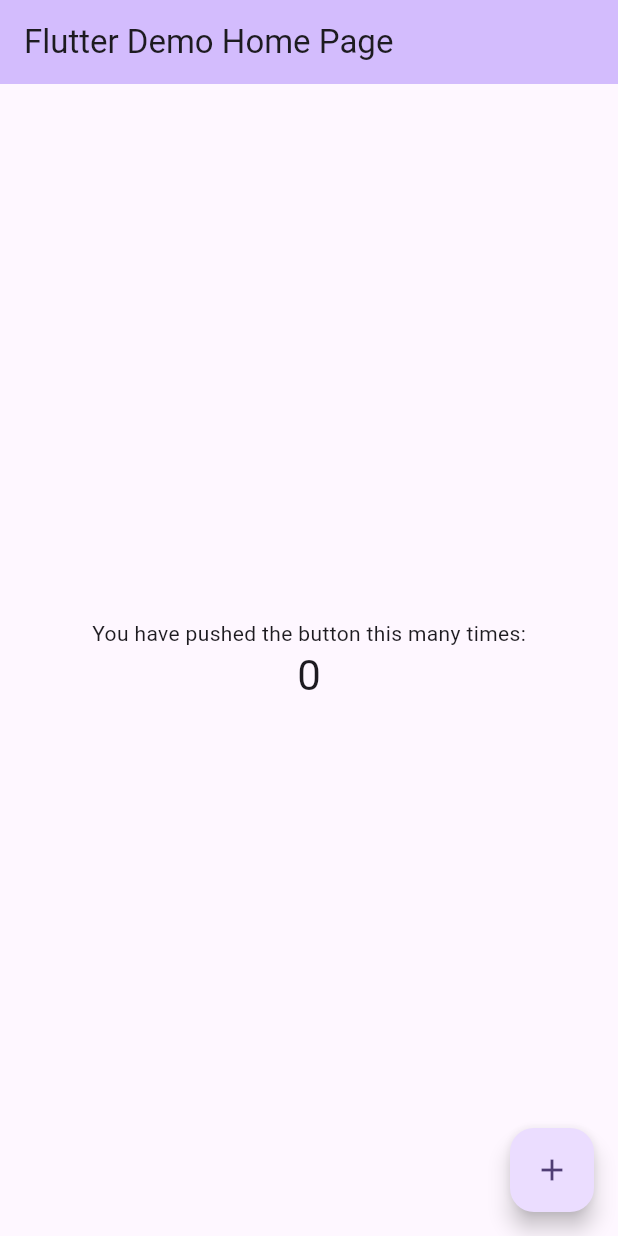
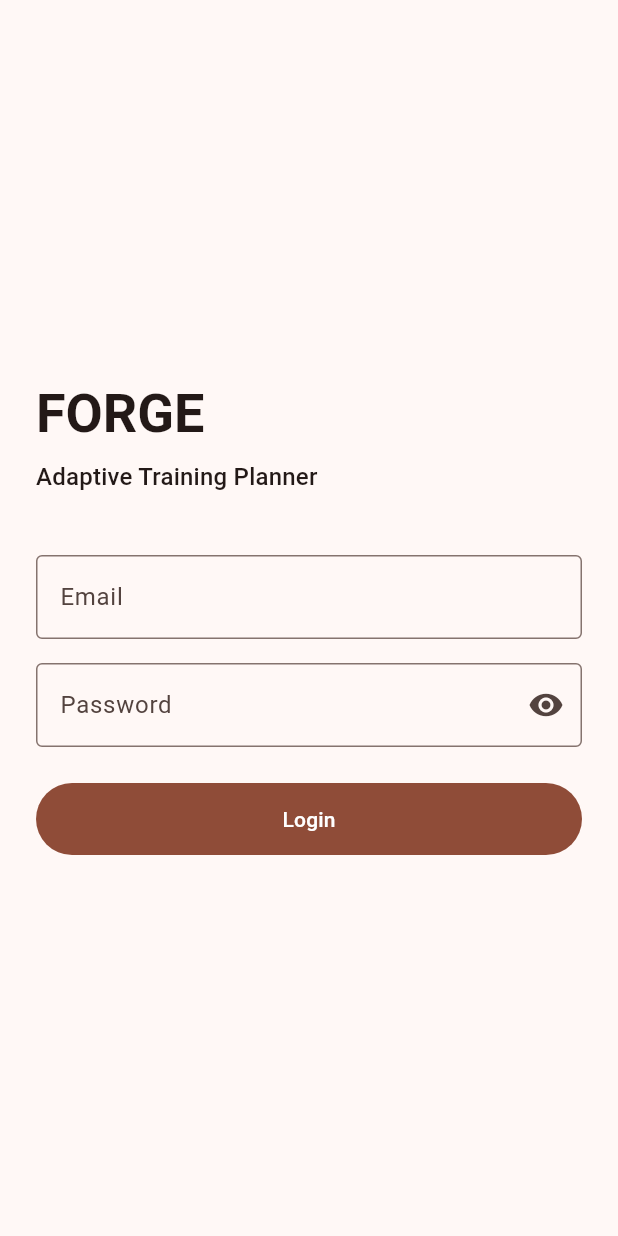
Before and after one commit to AlbireoFinoe/forge, a Flutter app: the screen it shows after launch, on a phone screen of 412 x 824 dp. Run offline on Flutter 3.47's test engine with Material 3 defaults, Android fonts, the phone set to English and light mode, and no system bars; our stand-ins replace dio, flutter_riverpod, flutter_secure_storage.

Commit message:
feat: add Flutter foundation and authentication

```diff
--- /dev/null
+++ b/mobile/lib/features/auth/presentation/auth_gate.dart
@@ -0,0 +1,56 @@
+import 'package:flutter/material.dart';
+import 'package:flutter_riverpod/flutter_riverpod.dart';
+
+import '../../home/presentation/home_screen.dart';
+import 'auth_session_controller.dart';
+import 'login_screen.dart';
+
+class AuthGate extends ConsumerWidget {
+  const AuthGate({super.key});
+
+  @override
+  Widget build(BuildContext context, WidgetRef ref) {
+    final session = ref.watch(authSessionControllerProvider);
+
+    return session.when(
+      loading: () {
+        return const Scaffold(body: Center(child: CircularProgressIndicator()));
+      },
+      error: (error, stackTrace) {
+        return Scaffold(
+          body: Center(
+            child: Padding(
+              padding: const EdgeInsets.all(24),
+              child: Column(
+                mainAxisSize: MainAxisSize.min,
+                children: [
+                  const Icon(Icons.cloud_off, size: 48),
+                  const SizedBox(height: 16),
+                  const Text('Could not verify your session.'),
+                  const SizedBox(height: 8),
+                  Text(error.toString(), textAlign: TextAlign.center),
+                  const SizedBox(height: 24),
+                  FilledButton(
+                    onPressed: () {
+                      ref.invalidate(authSessionControllerProvider);
+                    },
+                    child: const Text('Retry'),
+                  ),
+                ],
+              ),
+            ),
+          ),
+        );
+      },
+      data: (sessionState) {
+        final user = sessionState.user;
+
+        if (sessionState.isAuthenticated && user != null) {
+          return HomeScreen(user: user);
+        }
+
+        return const LoginScreen();
+      },
+    );
+  }
+}
--- /dev/null
+++ b/mobile/lib/features/auth/presentation/login_screen.dart
@@ -0,0 +1,176 @@
+import 'package:flutter/material.dart';
+import 'package:flutter_riverpod/flutter_riverpod.dart';
+
+import '../data/auth_repository.dart';
+import 'auth_session_controller.dart';
+
+class LoginScreen extends ConsumerStatefulWidget {
+  const LoginScreen({super.key});
+
+  @override
+  ConsumerState<LoginScreen> createState() => _LoginScreenState();
+}
+
+class _LoginScreenState extends ConsumerState<LoginScreen> {
+  final _formKey = GlobalKey<FormState>();
+
+  final _emailController = TextEditingController();
+
+  final _passwordController = TextEditingController();
+
+  bool _isSubmitting = false;
+  bool _obscurePassword = true;
+
+  @override
+  void dispose() {
+    _emailController.dispose();
+    _passwordController.dispose();
+
+    super.dispose();
+  }
+
+  Future<void> _submit() async {
+    if (!_formKey.currentState!.validate()) {
+      return;
+    }
+
+    setState(() {
+      _isSubmitting = true;
+    });
+
+    try {
+      await ref
+          .read(authSessionControllerProvider.notifier)
+          .login(
+            email: _emailController.text.trim(),
+            password: _passwordController.text,
+          );
+    } on AuthException catch (error) {
+      if (!mounted) {
+        return;
+      }
+
+      ScaffoldMessenger.of(context)
+          .showSnackBar(SnackBar(content: Text(error.message)));
+    } catch (_) {
+      if (!mounted) {
+        return;
+      }
+
+      ScaffoldMessenger.of(context)
+          .showSnackBar(const SnackBar(content: Text('Something went wrong.')));
+    } finally {
+      if (mounted) {
+        setState(() {
+          _isSubmitting = false;
+        });
+      }
+    }
+  }
+
+  @override
+  Widget build(BuildContext context) {
+    return Scaffold(
+      body: SafeArea(
+        child: Center(
+          child: SingleChildScrollView(
+            padding: const EdgeInsets.all(24),
+            child: ConstrainedBox(
+              constraints: const BoxConstraints(maxWidth: 420),
+              child: Form(
+                key: _formKey,
+                child: Column(
+                  crossAxisAlignment: CrossAxisAlignment.stretch,
+                  children: [
+                    Text(
+                      'FORGE',
+                      style: Theme.of(context).textTheme.displaySmall
+                          ?.copyWith(fontWeight: FontWeight.bold),
+                    ),
+                    const SizedBox(height: 8),
+                    Text(
+                      'Adaptive Training Planner',
+                      style: Theme.of(context).textTheme.titleMedium,
+                    ),
+                    const SizedBox(height: 40),
+                    TextFormField(
+                      controller: _emailController,
+                      keyboardType: TextInputType.emailAddress,
+                      textInputAction: TextInputAction.next,
+                      decoration: const InputDecoration(
+                        labelText: 'Email',
+                        border: OutlineInputBorder(),
+                      ),
+                      validator: (value) {
+                        final email = value?.trim() ?? '';
+
+                        if (email.isEmpty) {
+                          return 'Email is required.';
+                        }
+
+                        if (!email.contains('@')) {
+                          return 'Enter a valid email.';
+                        }
+
+                        return null;
+                      },
+                    ),
+                    const SizedBox(height: 16),
+                    TextFormField(
+                      controller: _passwordController,
+                      obscureText: _obscurePassword,
+                      onFieldSubmitted: (_) {
+                        if (!_isSubmitting) {
+                          _submit();
+                        }
+                      },
+                      decoration: InputDecoration(
+                        labelText: 'Password',
+                        border: const OutlineInputBorder(),
+                        suffixIcon: IconButton(
+                          onPressed: () {
+                            setState(() {
+                              _obscurePassword = !_obscurePassword;
+                            });
+                          },
+                          icon: Icon(
+                            _obscurePassword
+                                ? Icons.visibility
+                                : Icons.visibility_off,
+                          ),
+                        ),
+                      ),
+                      validator: (value) {
+                        if (value == null || value.isEmpty) {
+                          return 'Password is required.';
+                        }
+
+                        return null;
+                      },
+                    ),
+                    const SizedBox(height: 24),
+                    FilledButton(
+                      onPressed: _isSubmitting ? null : _submit,
+                      child: Padding(
+                        padding: const EdgeInsets.symmetric(vertical: 14),
+                        child: _isSubmitting
+                            ? const SizedBox(
+                                width: 20,
+                                height: 20,
+                                child: CircularProgressIndicator(
+                                  strokeWidth: 2,
+                                ),
+                              )
+                            : const Text('Login'),
+                      ),
+                    ),
+                  ],
+                ),
+              ),
+            ),
+          ),
+        ),
+      ),
+    );
+  }
+}
--- a/mobile/lib/main.dart
+++ b/mobile/lib/main.dart
@@ -1,122 +1,25 @@
 import 'package:flutter/material.dart';
+import 'package:flutter_riverpod/flutter_riverpod.dart';
+
+import 'features/auth/presentation/auth_gate.dart';
 
 void main() {
-  runApp(const MyApp());
+  runApp(const ProviderScope(child: ForgeApp()));
 }
 
-class MyApp extends StatelessWidget {
-  const MyApp({super.key});
+class ForgeApp extends StatelessWidget {
+  const ForgeApp({super.key});
 
-  // This widget is the root of your application.
   @override
   Widget build(BuildContext context) {
     return MaterialApp(
-      title: 'Flutter Demo',
+      title: 'FORGE',
+      debugShowCheckedModeBanner: false,
       theme: ThemeData(
-        // This is the theme of your application.
-        //
-        // TRY THIS: Try running your application with "flutter run". You'll see
-        // the application has a purple toolbar. Then, without quitting the app,
-        // try changing the seedColor in the colorScheme below to Colors.green
-        // and then invoke "hot reload" (save your changes or press the "hot
-        // reload" button in a Flutter-supported IDE, or press "r" if you used
-        // the command line to start the app).
-        //
-        // Notice that the counter didn't reset back to zero; the application
-        // state is not lost during the reload. To reset the state, use hot
-        // restart instead.
-        //
-        // This works for code too, not just values: Most code changes can be
-        // tested with just a hot reload.
-        colorScheme: .fromSeed(seedColor: Colors.deepPurple),
+        colorScheme: ColorScheme.fromSeed(seedColor: Colors.deepOrange),
+        useMaterial3: true,
       ),
-      home: const MyHomePage(title: 'Flutter Demo Home Page'),
+      home: const AuthGate(),
     );
   }
 }
-
-class MyHomePage extends StatefulWidget {
-  const MyHomePage({super.key, required this.title});
-
-  // This widget is the home page of your application. It is stateful, meaning
-  // that it has a State object (defined below) that contains fields that affect
-  // how it looks.
-
-  // This class is the configuration for the state. It holds the values (in this
-  // case the title) provided by the parent (in this case the App widget) and
-  // used by the build method of the State. Fields in a Widget subclass are
-  // always marked "final".
-
-  final String title;
-
-  @override
-  State<MyHomePage> createState() => _MyHomePageState();
-}
-
-class _MyHomePageState extends State<MyHomePage> {
-  int _counter = 0;
-
-  void _incrementCounter() {
-    setState(() {
-      // This call to setState tells the Flutter framework that something has
-      // changed in this State, which causes it to rerun the build method below
-      // so that the display can reflect the updated values. If we changed
-      // _counter without calling setState(), then the build method would not be
-      // called again, and so nothing would appear to happen.
-      _counter++;
-    });
-  }
-
-  @override
-  Widget build(BuildContext context) {
-    // This method is rerun every time setState is called, for instance as done
-    // by the _incrementCounter method above.
-    //
-    // The Flutter framework has been optimized to make rerunning build methods
-    // fast, so that you can just rebuild anything that needs updating rather
-    // than having to individually change instances of widgets.
-    return Scaffold(
-      appBar: AppBar(
-        // TRY THIS: Try changing the color here to a specific color (to
-        // Colors.amber, perhaps?) and trigger a hot reload to see the AppBar
-        // change color while the other colors stay the same.
-        backgroundColor: Theme.of(context).colorScheme.inversePrimary,
-        // Here we take the value from the MyHomePage object that was created by
-        // the App.build method, and use it to set our appbar title.
-        title: Text(widget.title),
-      ),
-      body: Center(
-        // Center is a layout widget. It takes a single child and positions it
-        // in the middle of the parent.
-        child: Column(
-          // Column is also a layout widget. It takes a list of children and
-          // arranges them vertically. By default, it sizes itself to fit its
-          // children horizontally, and tries to be as tall as its parent.
-          //
-          // Column has various properties to control how it sizes itself and
-          // how it positions its children. Here we use mainAxisAlignment to
-          // center the children vertically; the main axis here is the vertical
-          // axis because Columns are vertical (the cross axis would be
-          // horizontal).
-          //
-          // TRY THIS: Invoke "debug painting" (choose the "Toggle Debug Paint"
-          // action in the IDE, or press "p" in the console), to see the
-          // wireframe for each widget.
-          mainAxisAlignment: .center,
-          children: [
-            const Text('You have pushed the button this many times:'),
-            Text(
-              '$_counter',
-              style: Theme.of(context).textTheme.headlineMedium,
-            ),
-          ],
-        ),
-      ),
-      floatingActionButton: FloatingActionButton(
-        onPressed: _incrementCounter,
-        tooltip: 'Increment',
-        child: const Icon(Icons.add),
-      ),
-    );
-  }
-}
--- a/mobile/pubspec.yaml
+++ b/mobile/pubspec.yaml
@@ -34,6 +34,10 @@ dependencies:
   # The following adds the Cupertino Icons font to your application.
   # Use with the CupertinoIcons class for iOS style icons.
   cupertino_icons: ^1.0.8
+  dio: ^5.11.1
+  flutter_secure_storage: 10.3.2
+  flutter_riverpod: ^3.4.3
+  go_router: ^18.0.1
 
 dev_dependencies:
   flutter_test:
```
Also changed, not shown: mobile/lib/app/providers.dart (added, +20 -0 lines), mobile/lib/core/api/api_client.dart (added, +42 -0 lines), mobile/lib/core/config/api_config.dart (added, +8 -0 lines), mobile/lib/core/storage/secure_token_storage.dart (added, +28 -0 lines), mobile/lib/features/auth/data/auth_repository.dart (added, +139 -0 lines), mobile/lib/features/auth/data/auth_user.dart (added, +25 -0 lines), mobile/lib/features/auth/presentation/auth_session_controller.dart (added, +78 -0 lines), mobile/lib/features/home/presentation/home_screen.dart (added, +45 -0 lines), mobile/pubspec.lock, 6 other files.
